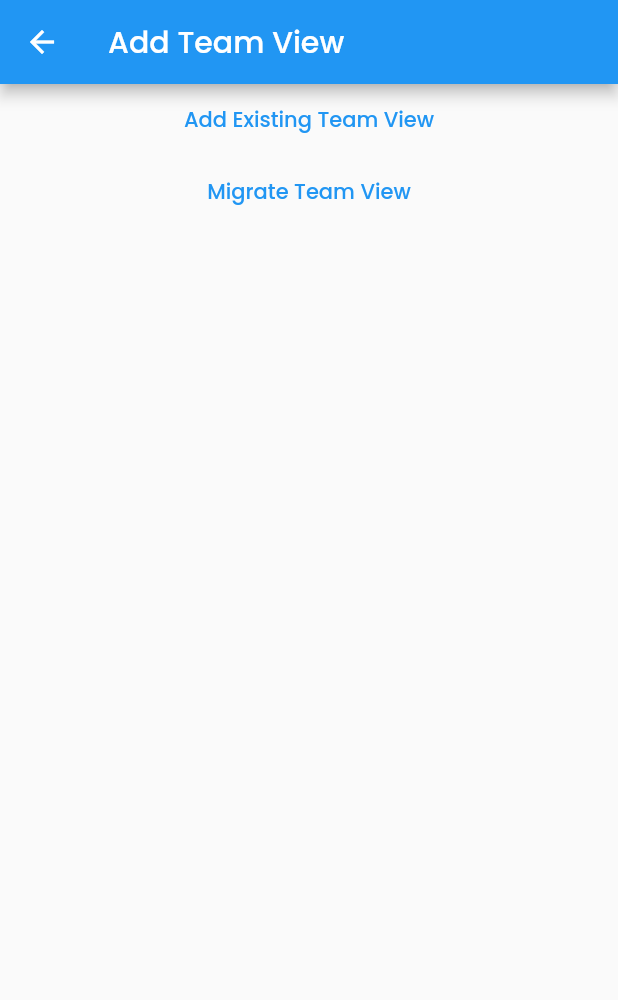
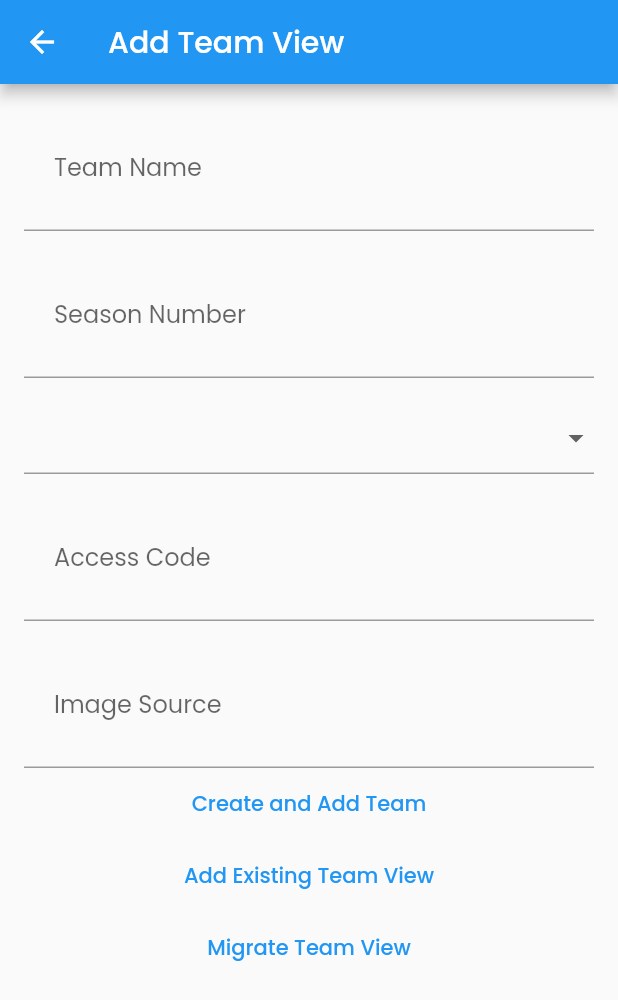
Before and after one commit to Jray810/ultilytics, a Flutter app: the AddTeamView screen opened by its route, on a phone screen of 412 x 824 dp. Shown: the top 1000 px of the screen. Run offline on Flutter 3.47's test engine with Material 2 defaults, Android fonts, the light colour scheme and no system bars; our stand-ins replace cloud_firestore, firebase_core, flutter_slidable, google_fonts; accounts and stored records are empty.

Commit message:
Raw ability to add teams to Firestore

```diff
--- a/lib/views/team_list/add_team_view.dart
+++ b/lib/views/team_list/add_team_view.dart
@@ -1,3 +1,4 @@
+import 'package:cloud_firestore/cloud_firestore.dart';
 import 'package:flutter/material.dart';
 import 'package:ultilytics/constants/routes.dart';
 
@@ -9,6 +10,33 @@ class AddTeamView extends StatefulWidget {
 }
 
 class _AddTeamViewState extends State<AddTeamView> {
+
+  late TextEditingController teamNameController;
+  late TextEditingController seasonNumberController;
+  late String divisionController;
+  late TextEditingController accessCodeController;
+  late TextEditingController imageSourceController;
+
+  @override
+  void initState() {
+    super.initState();
+    teamNameController = TextEditingController();
+    seasonNumberController = TextEditingController();
+    divisionController = '';
+    accessCodeController = TextEditingController();
+    imageSourceController = TextEditingController();
+  }
+
+  var items = [
+    'High School Boys',
+    'High School Girls',
+    'College DI Open',
+    'College DI Womens',
+    'Club Open',
+    'Club Womens',
+    'Club Mixed',
+  ];
+
   @override
   Widget build(BuildContext context) {
     return Scaffold(
@@ -18,6 +46,93 @@ class _AddTeamViewState extends State<AddTeamView> {
       body: Center(
         child: Column(
           children: [
+            Form(
+              child: Column(
+                children: [
+                  Padding(
+                    padding: const EdgeInsetsDirectional.fromSTEB(16, 16, 16, 0),
+                    child: TextFormField(
+                      controller: teamNameController,
+                      decoration: const InputDecoration(
+                        labelText: 'Team Name',
+                        contentPadding: EdgeInsetsDirectional.fromSTEB(20, 32, 20, 12)
+                      ),
+                      textAlign: TextAlign.start,
+                      maxLines: 1,
+                    ),
+                  ),
+                  Padding(
+                    padding: const EdgeInsetsDirectional.fromSTEB(16, 16, 16, 0),
+                    child: TextFormField(
+                      controller: seasonNumberController,
+                      decoration: const InputDecoration(
+                        labelText: 'Season Number',
+                        contentPadding: EdgeInsetsDirectional.fromSTEB(20, 32, 20, 12)
+                      ),
+                      textAlign: TextAlign.start,
+                      maxLines: 1,
+                    ),
+                  ),
+                  Padding(
+                    padding: const EdgeInsetsDirectional.fromSTEB(16, 16, 16, 0),
+                    child: DropdownButtonFormField(
+                      items: items.map((String items) {
+                        return DropdownMenuItem(
+                          value: items,
+                          child: Text(items),
+                        );
+                      }).toList(),
+                      onChanged: (String? value) {
+                        setState(
+                          () {
+                            divisionController = value!;
+                          }
+                        );
+                      },
+                    ),
+                  ),
+                  Padding(
+                    padding: const EdgeInsetsDirectional.fromSTEB(16, 16, 16, 0),
+                    child: TextFormField(
+                      controller: accessCodeController,
+                      decoration: const InputDecoration(
+                        labelText: 'Access Code',
+                        contentPadding: EdgeInsetsDirectional.fromSTEB(20, 32, 20, 12)
+                      ),
+                      textAlign: TextAlign.start,
+                      maxLines: 1,
+                    ),
+                  ),
+                  Padding(
+                    padding: const EdgeInsetsDirectional.fromSTEB(16, 16, 16, 0),
+                    child: TextFormField(
+                      controller: imageSourceController,
+                      decoration: const InputDecoration(
+                        labelText: 'Image Source',
+                        contentPadding: EdgeInsetsDirectional.fromSTEB(20, 32, 20, 12)
+                      ),
+                      textAlign: TextAlign.start,
+                      maxLines: 1,
+                    ),
+                  ),
+                ],
+              ),
+            ),
+            TextButton(
+              onPressed: () async {
+                await FirebaseFirestore.instance.collection('teams').add(
+                  {
+                    'teamName' : teamNameController.text,
+                    'seasonNumber' : seasonNumberController.text,
+                    'division' : divisionController,
+                    'accessCode' : accessCodeController.text,
+                    'imageSource' : imageSourceController.text,
+                  }
+                );
+                Navigator.of(context).popUntil((route) => route.isFirst);
+              },
+              child: const Text('Create and Add Team'),
+            ),
             TextButton(
               onPressed: () {
                 Navigator.of(context).pushNamed(addExistingTeamRoute);
```
